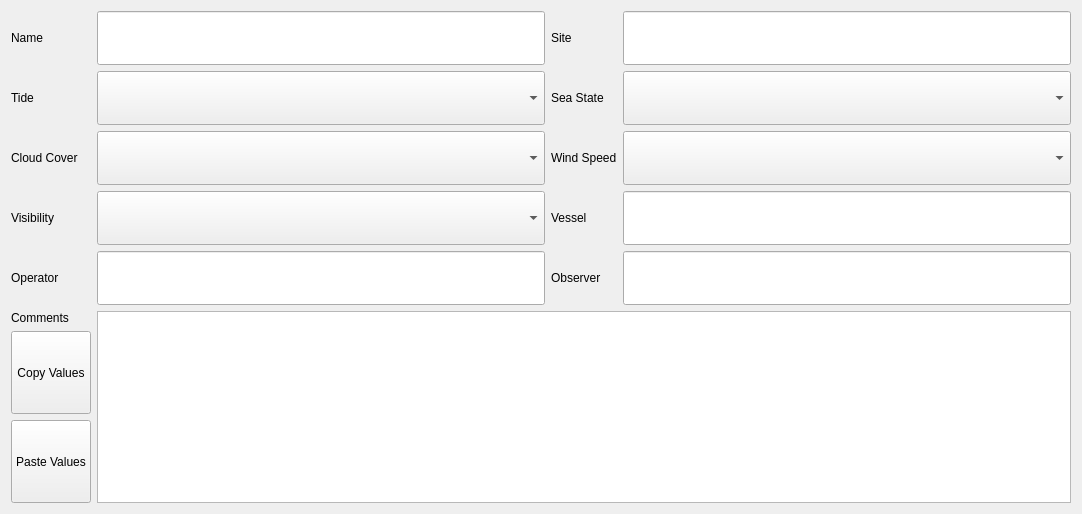
open-AIMS/reefscan_desktop_data_manager, file src/resources/sequence_metadata.ui: the form before one commit.
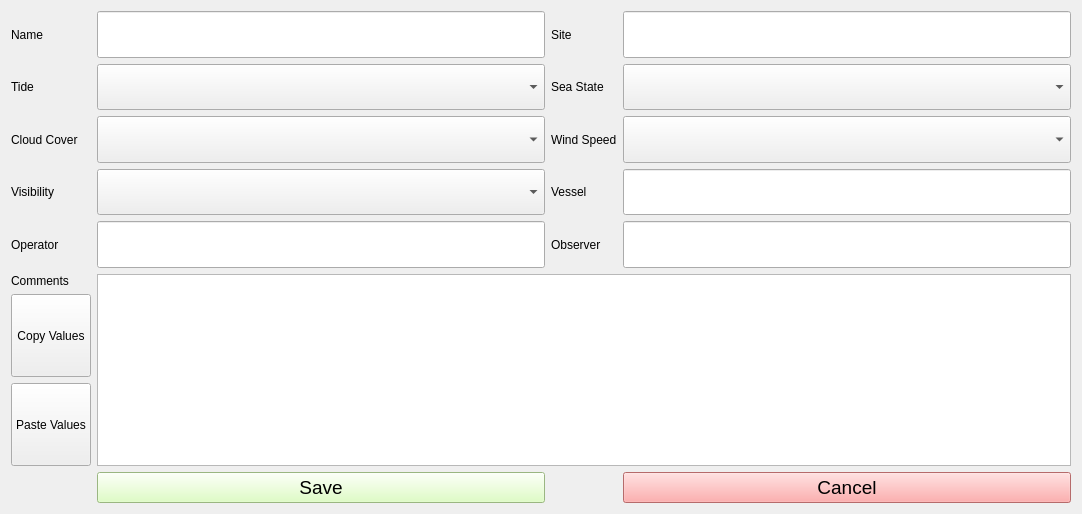
The form after the commit.

The edit to the form file:
```diff
--- a/src/resources/sequence_metadata.ui
+++ b/src/resources/sequence_metadata.ui
@@ -21,30 +21,20 @@
      </property>
     </widget>
    </item>
-   <item row="0" column="1">
-    <widget class="QLineEdit" name="ed_name">
+   <item row="1" column="5">
+    <widget class="QComboBox" name="cb_sea">
      <property name="sizePolicy">
-      <sizepolicy hsizetype="Expanding" vsizetype="Expanding">
+      <sizepolicy hsizetype="Preferred" vsizetype="MinimumExpanding">
        <horstretch>0</horstretch>
        <verstretch>0</verstretch>
       </sizepolicy>
      </property>
     </widget>
    </item>
-   <item row="0" column="2">
-    <widget class="QLabel" name="label_2">
+   <item row="2" column="0">
+    <widget class="QLabel" name="label_9">
      <property name="text">
-      <string>Site</string>
-     </property>
-    </widget>
-   </item>
-   <item row="0" column="3">
-    <widget class="QLineEdit" name="ed_site">
-     <property name="sizePolicy">
-      <sizepolicy hsizetype="Expanding" vsizetype="Expanding">
-       <horstretch>0</horstretch>
-       <verstretch>0</verstretch>
-      </sizepolicy>
+      <string>Cloud Cover</string>
      </property>
     </widget>
    </item>
@@ -55,51 +45,14 @@
      </property>
     </widget>
    </item>
-   <item row="1" column="1">
-    <widget class="QComboBox" name="cb_tide">
-     <property name="sizePolicy">
-      <sizepolicy hsizetype="Preferred" vsizetype="MinimumExpanding">
-       <horstretch>0</horstretch>
-       <verstretch>0</verstretch>
-      </sizepolicy>
-     </property>
-    </widget>
-   </item>
-   <item row="1" column="2">
+   <item row="1" column="4">
     <widget class="QLabel" name="label_7">
      <property name="text">
       <string>Sea State</string>
      </property>
     </widget>
    </item>
-   <item row="1" column="3">
-    <widget class="QComboBox" name="cb_sea">
-     <property name="sizePolicy">
-      <sizepolicy hsizetype="Preferred" vsizetype="MinimumExpanding">
-       <horstretch>0</horstretch>
-       <verstretch>0</verstretch>
-      </sizepolicy>
-     </property>
-    </widget>
-   </item>
-   <item row="2" column="0">
-    <widget class="QLabel" name="label_9">
-     <property name="text">
-      <string>Cloud Cover</string>
-     </property>
-    </widget>
-   </item>
-   <item row="2" column="1">
-    <widget class="QComboBox" name="cb_cloud">
-     <property name="sizePolicy">
-      <sizepolicy hsizetype="Preferred" vsizetype="MinimumExpanding">
-       <horstretch>0</horstretch>
-       <verstretch>0</verstretch>
-      </sizepolicy>
-     </property>
-    </widget>
-   </item>
-   <item row="2" column="2">
+   <item row="2" column="4">
     <widget class="QLabel" name="label_8">
      <property name="text">
       <string>Wind Speed</string>
@@ -107,7 +60,17 @@
     </widget>
    </item>
    <item row="2" column="3">
-    <widget class="QComboBox" name="cb_wind">
+    <widget class="QComboBox" name="cb_cloud">
+     <property name="sizePolicy">
+      <sizepolicy hsizetype="Preferred" vsizetype="MinimumExpanding">
+       <horstretch>0</horstretch>
+       <verstretch>0</verstretch>
+      </sizepolicy>
+     </property>
+    </widget>
+   </item>
+   <item row="1" column="3">
+    <widget class="QComboBox" name="cb_tide">
      <property name="sizePolicy">
       <sizepolicy hsizetype="Preferred" vsizetype="MinimumExpanding">
        <horstretch>0</horstretch>
@@ -123,33 +86,23 @@
      </property>
     </widget>
    </item>
-   <item row="3" column="1">
-    <widget class="QComboBox" name="cb_vis">
-     <property name="sizePolicy">
-      <sizepolicy hsizetype="Preferred" vsizetype="MinimumExpanding">
-       <horstretch>0</horstretch>
-       <verstretch>0</verstretch>
-      </sizepolicy>
-     </property>
-    </widget>
-   </item>
-   <item row="3" column="2">
-    <widget class="QLabel" name="label_5">
-     <property name="text">
-      <string>Vessel</string>
-     </property>
-    </widget>
-   </item>
    <item row="3" column="3">
-    <widget class="QLineEdit" name="ed_vessel">
+    <widget class="QComboBox" name="cb_vis">
      <property name="sizePolicy">
-      <sizepolicy hsizetype="Expanding" vsizetype="MinimumExpanding">
+      <sizepolicy hsizetype="Preferred" vsizetype="MinimumExpanding">
        <horstretch>0</horstretch>
        <verstretch>0</verstretch>
       </sizepolicy>
      </property>
     </widget>
    </item>
+   <item row="0" column="4">
+    <widget class="QLabel" name="label_2">
+     <property name="text">
+      <string>Site</string>
+     </property>
+    </widget>
+   </item>
    <item row="4" column="0">
     <widget class="QLabel" name="label_4">
      <property name="text">
@@ -157,7 +110,7 @@
      </property>
     </widget>
    </item>
-   <item row="4" column="1">
+   <item row="4" column="3">
     <widget class="QLineEdit" name="ed_operator">
      <property name="sizePolicy">
       <sizepolicy hsizetype="Expanding" vsizetype="MinimumExpanding">
@@ -167,23 +120,60 @@
      </property>
     </widget>
    </item>
-   <item row="4" column="2">
+   <item row="0" column="5">
+    <widget class="QLineEdit" name="ed_site">
+     <property name="sizePolicy">
+      <sizepolicy hsizetype="Expanding" vsizetype="Expanding">
+       <horstretch>0</horstretch>
+       <verstretch>0</verstretch>
+      </sizepolicy>
+     </property>
+    </widget>
+   </item>
+   <item row="3" column="4">
+    <widget class="QLabel" name="label_5">
+     <property name="text">
+      <string>Vessel</string>
+     </property>
+    </widget>
+   </item>
+   <item row="0" column="3">
+    <widget class="QLineEdit" name="ed_name">
+     <property name="sizePolicy">
+      <sizepolicy hsizetype="Expanding" vsizetype="Expanding">
+       <horstretch>0</horstretch>
+       <verstretch>0</verstretch>
+      </sizepolicy>
+     </property>
+    </widget>
+   </item>
+   <item row="2" column="5">
+    <widget class="QComboBox" name="cb_wind">
+     <property name="sizePolicy">
+      <sizepolicy hsizetype="Preferred" vsizetype="MinimumExpanding">
+       <horstretch>0</horstretch>
+       <verstretch>0</verstretch>
+      </sizepolicy>
+     </property>
+    </widget>
+   </item>
+   <item row="3" column="5">
+    <widget class="QLineEdit" name="ed_vessel">
+     <property name="sizePolicy">
+      <sizepolicy hsizetype="Expanding" vsizetype="MinimumExpanding">
+       <horstretch>0</horstretch>
+       <verstretch>0</verstretch>
+      </sizepolicy>
+     </property>
+    </widget>
+   </item>
+   <item row="4" column="4">
     <widget class="QLabel" name="label_6">
      <property name="text">
       <string>Observer</string>
      </property>
     </widget>
    </item>
-   <item row="4" column="3">
-    <widget class="QLineEdit" name="ed_observer">
-     <property name="sizePolicy">
-      <sizepolicy hsizetype="Expanding" vsizetype="MinimumExpanding">
-       <horstretch>0</horstretch>
-       <verstretch>0</verstretch>
-      </sizepolicy>
-     </property>
-    </widget>
-   </item>
    <item row="5" column="0">
     <widget class="QLabel" name="label_3">
      <property name="text">
@@ -191,7 +181,20 @@
      </property>
     </widget>
    </item>
-   <item row="5" column="1" rowspan="3" colspan="3">
+   <item row="7" column="0">
+    <widget class="QPushButton" name="btn_paste">
+     <property name="sizePolicy">
+      <sizepolicy hsizetype="Fixed" vsizetype="MinimumExpanding">
+       <horstretch>0</horstretch>
+       <verstretch>0</verstretch>
+      </sizepolicy>
+     </property>
+     <property name="text">
+      <string>Paste Values</string>
+     </property>
+    </widget>
+   </item>
+   <item row="5" column="3" rowspan="3" colspan="3">
     <widget class="QPlainTextEdit" name="ed_comments">
      <property name="sizePolicy">
       <sizepolicy hsizetype="Expanding" vsizetype="MinimumExpanding">
@@ -207,6 +210,16 @@
      </property>
     </widget>
    </item>
+   <item row="4" column="5">
+    <widget class="QLineEdit" name="ed_observer">
+     <property name="sizePolicy">
+      <sizepolicy hsizetype="Expanding" vsizetype="MinimumExpanding">
+       <horstretch>0</horstretch>
+       <verstretch>0</verstretch>
+      </sizepolicy>
+     </property>
+    </widget>
+   </item>
    <item row="6" column="0">
     <widget class="QPushButton" name="btn_copy">
      <property name="sizePolicy">
@@ -220,16 +233,33 @@
      </property>
     </widget>
    </item>
-   <item row="7" column="0">
-    <widget class="QPushButton" name="btn_paste">
-     <property name="sizePolicy">
-      <sizepolicy hsizetype="Fixed" vsizetype="MinimumExpanding">
-       <horstretch>0</horstretch>
-       <verstretch>0</verstretch>
-      </sizepolicy>
+   <item row="8" column="3">
+    <widget class="QPushButton" name="saveButton">
+     <property name="font">
+      <font>
+       <pointsize>14</pointsize>
+      </font>
      </property>
+     <property name="styleSheet">
+      <string notr="true">background-color: rgb(215, 255, 181);</string>
+     </property>
      <property name="text">
-      <string>Paste Values</string>
+      <string>Save</string>
+     </property>
+    </widget>
+   </item>
+   <item row="8" column="5">
+    <widget class="QPushButton" name="cancelButton">
+     <property name="font">
+      <font>
+       <pointsize>14</pointsize>
+      </font>
+     </property>
+     <property name="styleSheet">
+      <string notr="true">background-color: rgb(255, 150, 150);</string>
+     </property>
+     <property name="text">
+      <string>Cancel</string>
      </property>
     </widget>
    </item>
```
